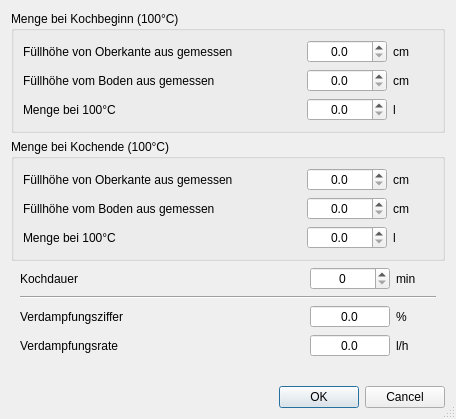
This is kleiner-brauhelfer/dialogs/dlgverdampfung.ui in kleiner-brauhelfer/kleiner-brauhelfer-2 as Qt 5 draws it before an edit. The edited form follows.
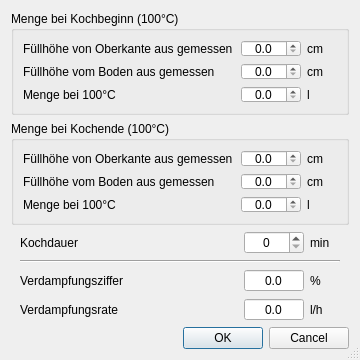
This is the edited form. Custom widgets are drawn as their Qt base class.

```diff
--- a/kleiner-brauhelfer/dialogs/dlgverdampfung.ui
+++ b/kleiner-brauhelfer/dialogs/dlgverdampfung.ui
@@ -6,8 +6,8 @@
    <rect>
     <x>0</x>
     <y>0</y>
-    <width>456</width>
-    <height>419</height>
+    <width>360</width>
+    <height>360</height>
    </rect>
   </property>
   <property name="minimumSize">
@@ -47,7 +47,7 @@
        <widget class="DoubleSpinBox" name="dSpinBox_cmVonObenMenge1">
         <property name="minimumSize">
          <size>
-          <width>80</width>
+          <width>60</width>
           <height>0</height>
          </size>
         </property>
@@ -70,6 +70,12 @@
       </item>
       <item row="2" column="2">
        <widget class="DoubleSpinBox" name="dSpinBox_Menge1">
+        <property name="minimumSize">
+         <size>
+          <width>60</width>
+          <height>0</height>
+         </size>
+        </property>
         <property name="toolTip">
          <string>&lt;html&gt;&lt;head/&gt;&lt;body&gt;&lt;p&gt;Hier wird das Volumen bei 100° Celsius bei &lt;span style=&quot; font-weight:600;&quot;&gt;Kochbeginn&lt;/span&gt; berechnet. Es ist größer als bei niedrigeren Temperaturen. Der Wert wird für die Sollmenge nach Kochende und andere Berechnungen im Kleinen Brauhelfer verwendet.&lt;/p&gt;&lt;/body&gt;&lt;/html&gt;</string>
         </property>
@@ -96,6 +102,12 @@
       </item>
       <item row="1" column="2">
        <widget class="DoubleSpinBox" name="dSpinBox_cmVomBodenMenge1">
+        <property name="minimumSize">
+         <size>
+          <width>60</width>
+          <height>0</height>
+         </size>
+        </property>
         <property name="toolTip">
          <string>&lt;html&gt;&lt;head/&gt;&lt;body&gt;&lt;p&gt;Von der Unterkante des Kessels bis zur Oberkante des Sudes zu &lt;span style=&quot; font-weight:600;&quot;&gt;Kochbeginn&lt;/span&gt; messen. Ist der Kesselboden uneben, so empfiehlt sich eine mittlere Stelle zur Messung. Der Kessel muss eben stehen, damit gültige Werte berechnet werden können.&lt;/p&gt;&lt;/body&gt;&lt;/html&gt;</string>
         </property>
@@ -115,6 +127,12 @@
       </item>
       <item row="1" column="3">
        <widget class="QLabel" name="label_12">
+        <property name="minimumSize">
+         <size>
+          <width>30</width>
+          <height>0</height>
+         </size>
+        </property>
         <property name="text">
          <string notr="true">cm</string>
         </property>
@@ -124,7 +142,7 @@
        <widget class="QLabel" name="label_10">
         <property name="minimumSize">
          <size>
-          <width>40</width>
+          <width>30</width>
           <height>0</height>
          </size>
         </property>
@@ -148,6 +166,12 @@
       </item>
       <item row="2" column="3">
        <widget class="QLabel" name="label_2">
+        <property name="minimumSize">
+         <size>
+          <width>30</width>
+          <height>0</height>
+         </size>
+        </property>
         <property name="text">
          <string>l</string>
         </property>
@@ -164,6 +188,12 @@
      <layout class="QGridLayout" name="gridLayout">
       <item row="2" column="3">
        <widget class="QLabel" name="label_18">
+        <property name="minimumSize">
+         <size>
+          <width>30</width>
+          <height>0</height>
+         </size>
+        </property>
         <property name="text">
          <string>l</string>
         </property>
@@ -173,7 +203,7 @@
        <widget class="DoubleSpinBox" name="dSpinBox_cmVonObenMenge2">
         <property name="minimumSize">
          <size>
-          <width>80</width>
+          <width>60</width>
           <height>0</height>
          </size>
         </property>
@@ -196,6 +226,12 @@
       </item>
       <item row="1" column="3">
        <widget class="QLabel" name="label_16">
+        <property name="minimumSize">
+         <size>
+          <width>30</width>
+          <height>0</height>
+         </size>
+        </property>
         <property name="text">
          <string notr="true">cm</string>
         </property>
@@ -223,6 +259,12 @@
       </item>
       <item row="2" column="2">
        <widget class="DoubleSpinBox" name="dSpinBox_Menge2">
+        <property name="minimumSize">
+         <size>
+          <width>60</width>
+          <height>0</height>
+         </size>
+        </property>
         <property name="toolTip">
          <string>&lt;html&gt;&lt;head/&gt;&lt;body&gt;&lt;p&gt;Hier wird das Volumen bei 100° Celsius bei &lt;span style=&quot; font-weight:600;&quot;&gt;Kochende&lt;/span&gt; berechnet. Es ist größer als bei niedrigeren Temperaturen. Der Wert orientiert sich u.a. an der eingestellten Verdampfungsziffer und wird für die Sollmenge beim Anstellen der Hefe und andere Berechnungen im Kleinen Brauhelfer verwendet.&lt;/p&gt;&lt;/body&gt;&lt;/html&gt;</string>
         </property>
@@ -251,7 +293,7 @@
        <widget class="QLabel" name="label_14">
         <property name="minimumSize">
          <size>
-          <width>40</width>
+          <width>30</width>
           <height>0</height>
          </size>
         </property>
@@ -269,6 +311,12 @@
       </item>
       <item row="1" column="2">
        <widget class="DoubleSpinBox" name="dSpinBox_cmVomBodenMenge2">
+        <property name="minimumSize">
+         <size>
+          <width>60</width>
+          <height>0</height>
+         </size>
+        </property>
         <property name="toolTip">
          <string>&lt;html&gt;&lt;head/&gt;&lt;body&gt;&lt;p&gt;Von der Unterkante des Kessels bis zur Oberkante des Sudes am &lt;span style=&quot; font-weight:600;&quot;&gt;Kochende&lt;/span&gt; messen. Ist der Kesselboden uneben, so empfiehlt sich eine mittlere Stelle zur Messung. Der Kessel muss eben stehen, damit gültige Werte berechnet werden können.&lt;/p&gt;&lt;/body&gt;&lt;/html&gt;</string>
         </property>
@@ -299,6 +347,12 @@
      </property>
      <item row="2" column="3">
       <widget class="QLabel" name="label_8">
+       <property name="minimumSize">
+        <size>
+         <width>30</width>
+         <height>0</height>
+        </size>
+       </property>
        <property name="text">
         <string notr="true">%</string>
        </property>
@@ -308,7 +362,7 @@
       <widget class="QLabel" name="label_6">
        <property name="minimumSize">
         <size>
-         <width>40</width>
+         <width>30</width>
          <height>0</height>
         </size>
        </property>
@@ -346,6 +400,12 @@
      </item>
      <item row="2" column="2">
       <widget class="DoubleSpinBox" name="dSpinBox_Verdampfungsziffer">
+       <property name="minimumSize">
+        <size>
+         <width>60</width>
+         <height>0</height>
+        </size>
+       </property>
        <property name="toolTip">
         <string>&lt;html&gt;&lt;head/&gt;&lt;body&gt;&lt;p&gt;Hier wird die berechnete &lt;span style=&quot; font-weight:600;&quot;&gt;Verdampfungsziffer&lt;/span&gt; ausgegeben.&lt;/p&gt;&lt;/body&gt;&lt;/html&gt;</string>
        </property>
@@ -377,7 +437,7 @@
       <widget class="SpinBox" name="spinBox_Kochdauer">
        <property name="minimumSize">
         <size>
-         <width>80</width>
+         <width>60</width>
          <height>0</height>
         </size>
        </property>
@@ -401,6 +461,12 @@
      </item>
      <item row="3" column="2">
       <widget class="DoubleSpinBox" name="dSpinBox_Verdampfungsrate">
+       <property name="minimumSize">
+        <size>
+         <width>60</width>
+         <height>0</height>
+        </size>
+       </property>
        <property name="toolTip">
         <string>&lt;html&gt;&lt;head/&gt;&lt;body&gt;&lt;p&gt;Hier wird die berechnete &lt;span style=&quot; font-weight:600;&quot;&gt;Verdampfungsrate&lt;/span&gt; ausgegeben.&lt;/p&gt;&lt;/body&gt;&lt;/html&gt;</string>
        </property>
```
